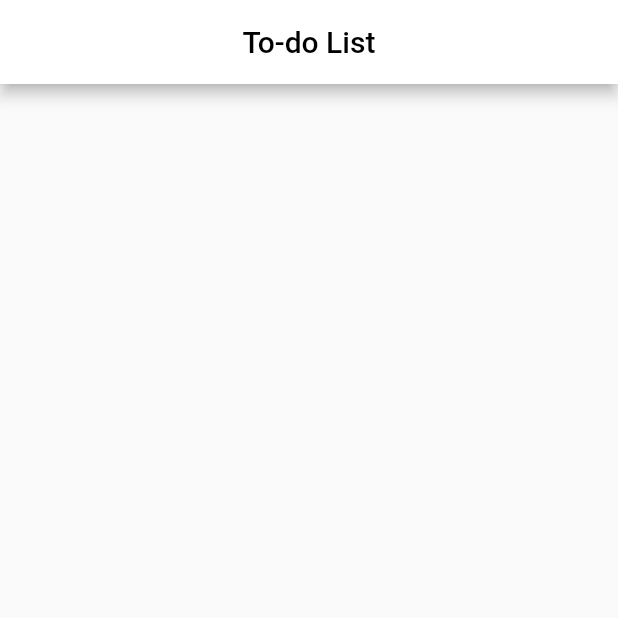
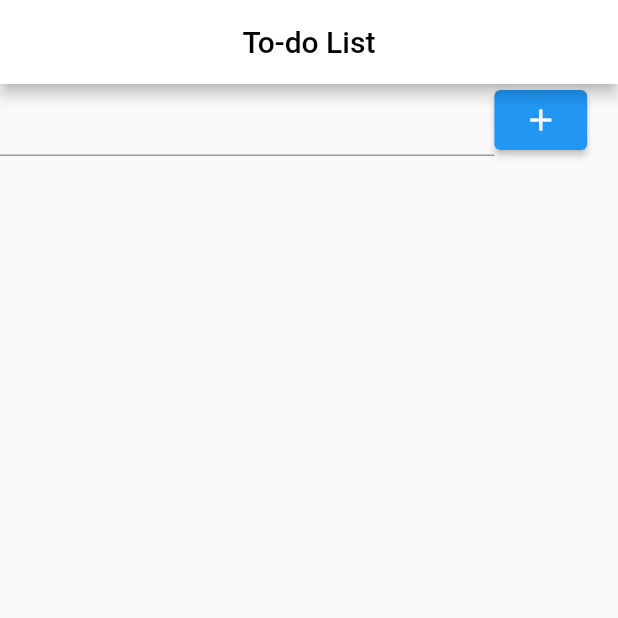
Before and after one commit to vitto2/to-do-list-flutter, a Flutter app: the screen it shows after launch, on a phone screen of 412 x 824 dp, the top half of it. Run offline on Flutter 3.47's test engine with Material 2 defaults, Android fonts, the phone set to English and light mode, and no system bars.

Commit message:
criando widget para digitação de texto e botão add.

```diff
--- a/to_do_list/lib/pages/home.dart
+++ b/to_do_list/lib/pages/home.dart
@@ -22,6 +22,29 @@ class _HomeState extends State<Home> {
         ),
         backgroundColor: Colors.white,
       ),
+      body: SizedBox(
+        width: MediaQuery.of(context).size.width,
+        child: Column(
+          children: [
+            Row(
+              children: [
+                SizedBox(
+                  width: (MediaQuery.of(context).size.width / 100) * 80,
+                  child: TextFormField(),
+                ),
+                SizedBox(
+                  width: (MediaQuery.of(context).size.width / 100) * 15,
+                  height: 40,
+                  child: ElevatedButton(
+                    onPressed: () {},
+                    child: const Icon(Icons.add),
+                  ),
+                ),
+              ],
+            )
+          ],
+        ),
+      ),
     );
   }
 }
```
